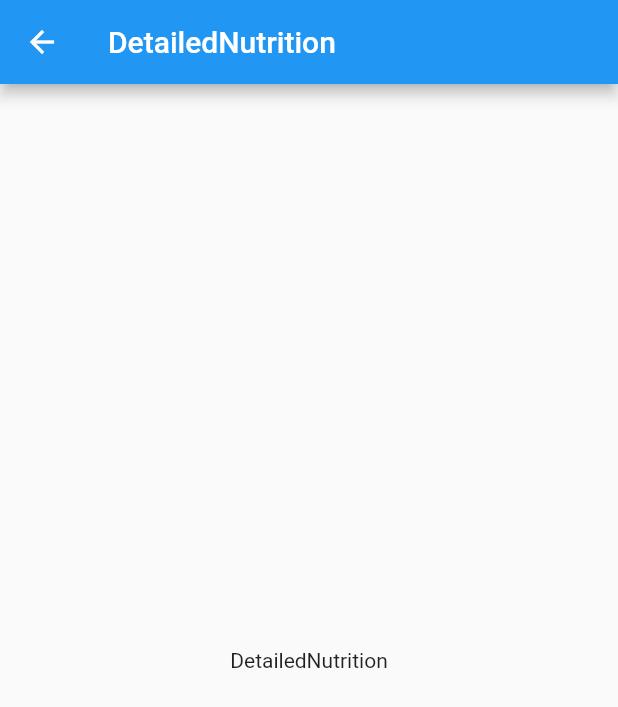
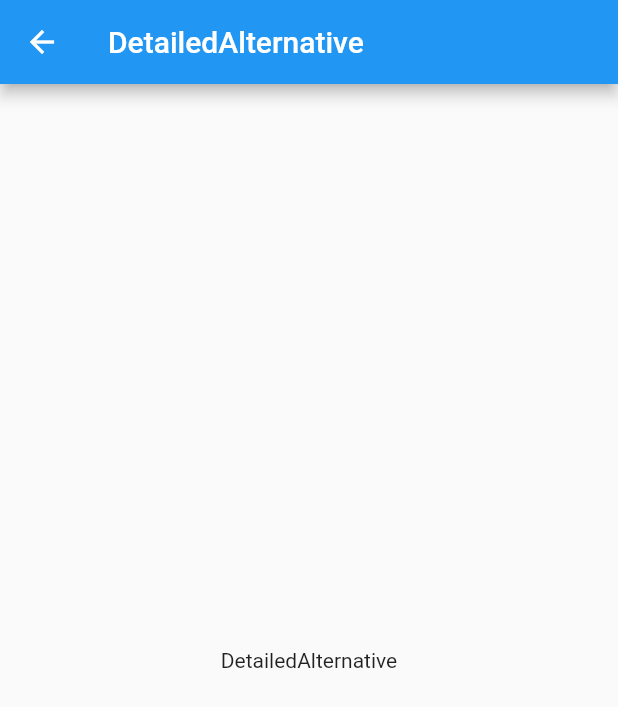
Before and after one commit to figoliu239/fyp_app, a Flutter app: the DetailedResult screen opened directly, after a tap on "Alternatives", on a phone screen of 412 x 824 dp. Shown: the top 707 px of the screen. Run offline on Flutter 3.47's test engine with Material 2 defaults, Android fonts, the phone set to English and light mode, and no system bars.

Commit message:
edit paths for tabs in detailresult page

```diff
--- /dev/null
+++ b/lib/pages/detailAlternative.dart
@@ -0,0 +1,16 @@
+import 'package:flutter/material.dart';
+
+class DetailedAlternative extends StatelessWidget {
+  @override
+  Widget build(BuildContext context) {
+    return Scaffold(
+      appBar: AppBar(
+          title: Text('DetailedAlternative')
+      ),
+      body: Center(
+        child: Text('DetailedAlternative'),
+      ),
+
+    );
+  }
+}
--- a/lib/pages/detailresult.dart
+++ b/lib/pages/detailresult.dart
@@ -1,11 +1,16 @@
 import 'package:flutter/material.dart';
 import 'package:fyp_app/foodproduct.dart';
 import 'package:fyp_app/pages/detailNutrition.dart';
+import 'package:fyp_app/pages/detailAlternative.dart';
+import 'package:fyp_app/pages/detailScore.dart';
+import 'package:fyp_app/pages/detailUserrating.dart';
 class DetailedResult extends StatelessWidget {
   // this should become stateful widget which accept a string from searchbar and receive data from database
   @override
   Widget build(BuildContext context) {
-    FoodProduct tempfood= FoodProduct(name:"Quick Serve Macaroni",protein: 1,totalFat: 2,totalCarbonhydrates: 12,energy: 20);
+    FoodProduct tempfood= FoodProduct(name:"Quick Serve Macaroni",protein: 1,totalFat: 2,totalCarbonhydrates: 12,energy: 210);
+    // here this temp food should get the info from database
+
 
     return Scaffold(
       backgroundColor: Colors.white,
@@ -105,7 +110,7 @@ class DetailedResult extends StatelessWidget {
                     onTap: () =>Navigator.push(
                         context,
                         MaterialPageRoute(
-                            builder: (context) => DetailedNutrition()
+                            builder: (context) => DetailedAlternative()
                         )),
                     child: Card(
                       elevation: 5,
@@ -126,7 +131,7 @@ class DetailedResult extends StatelessWidget {
                         onTap: () =>Navigator.push(
                             context,
                             MaterialPageRoute(
-                                builder: (context) => DetailedNutrition()
+                                builder: (context) => DetailedUserrating()
                             )),
                         child: Card(
                           elevation: 5,
@@ -141,7 +146,7 @@ class DetailedResult extends StatelessWidget {
                         onTap: () =>Navigator.push(
                             context,
                             MaterialPageRoute(
-                                builder: (context) => DetailedNutrition()
+                                builder: (context) => DetailedScore()
                             )),
                         child: Card(
                           elevation: 5,
```
Also changed, not shown: lib/pages/detailScore.dart (added, +16 -0 lines), lib/pages/detailUserrating.dart (added, +16 -0 lines).
